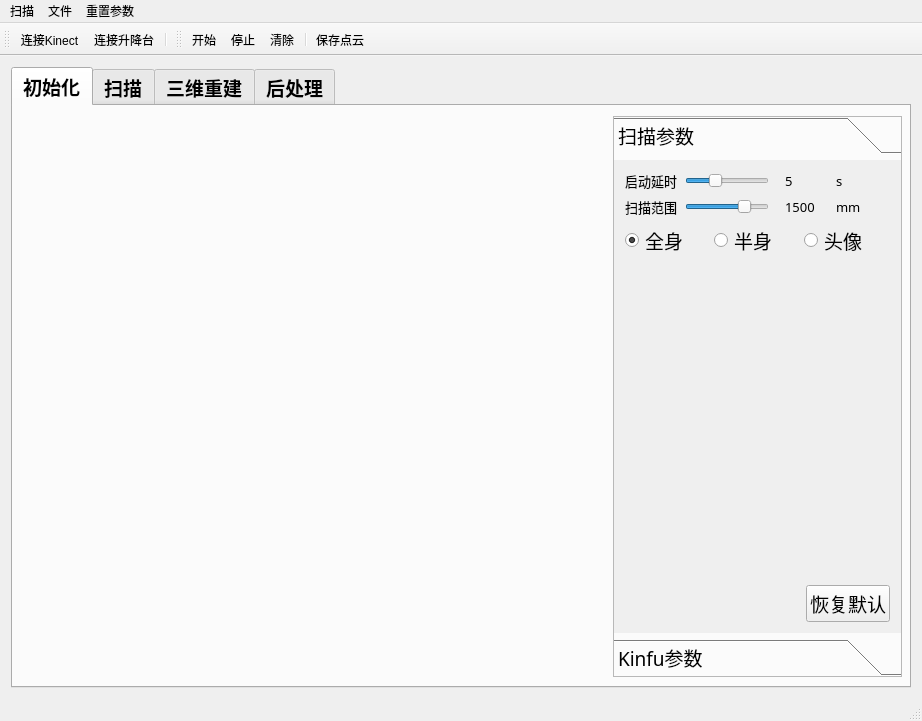
hanxiaomax/fusionscanner, file KFScanner/mainform.ui: the form before one commit.
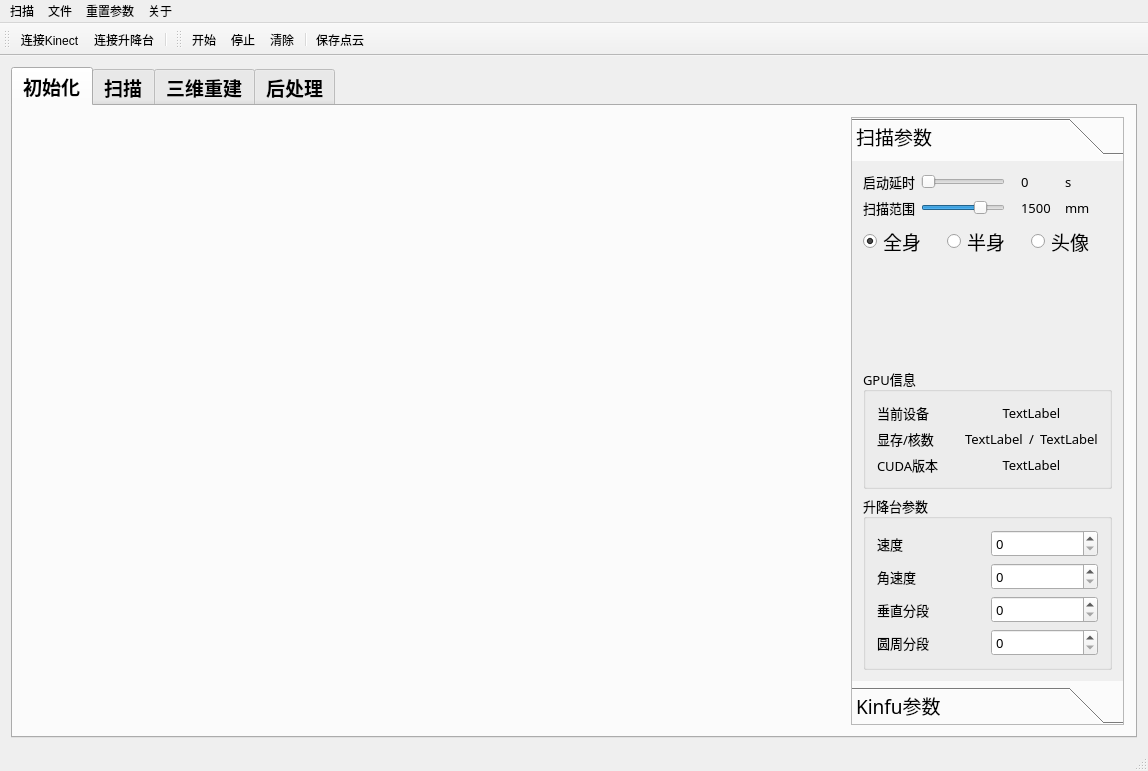
The form after the commit. The open tabs and pages were chosen to show the change. Icons and pictures are not drawn. Custom widgets are drawn as their Qt base class.

```diff
--- a/KFScanner/mainform.ui
+++ b/KFScanner/mainform.ui
@@ -6,16 +6,16 @@
    <rect>
     <x>0</x>
     <y>0</y>
-    <width>922</width>
-    <height>721</height>
+    <width>1148</width>
+    <height>771</height>
    </rect>
   </property>
   <property name="windowTitle">
    <string>mainform</string>
   </property>
   <widget class="QWidget" name="centralWidget">
-   <layout class="QGridLayout" name="gridLayout">
-    <item row="0" column="0">
+   <layout class="QHBoxLayout" name="horizontalLayout_9">
+    <item>
      <widget class="QTabWidget" name="mainTab">
       <property name="enabled">
        <bool>true</bool>
@@ -59,31 +59,9 @@
        <attribute name="title">
         <string>初始化</string>
        </attribute>
-       <widget class="glViewer" name="init_viewer" native="true">
-        <property name="geometry">
-         <rect>
-          <x>10</x>
-          <y>10</y>
-          <width>581</width>
-          <height>557</height>
-         </rect>
-        </property>
-        <property name="sizePolicy">
-         <sizepolicy hsizetype="Preferred" vsizetype="Preferred">
-          <horstretch>2</horstretch>
-          <verstretch>0</verstretch>
-         </sizepolicy>
-        </property>
-       </widget>
+       <layout class="QGridLayout" name="gridLayout_15" columnstretch="3,1">
+        <item row="0" column="1">
        <widget class="QToolBox" name="init_toolbox">
-        <property name="geometry">
-         <rect>
-          <x>600</x>
-          <y>10</y>
-          <width>289</width>
-          <height>561</height>
-         </rect>
-        </property>
         <property name="font">
          <font>
           <family>微软雅黑</family>
@@ -109,15 +87,13 @@
           <rect>
            <x>0</x>
            <y>0</y>
-           <width>211</width>
-           <height>174</height>
+             <width>273</width>
+             <height>529</height>
           </rect>
          </property>
          <attribute name="label">
           <string>扫描参数</string>
          </attribute>
-         <layout class="QGridLayout" name="gridLayout_2">
-          <item row="0" column="0">
            <layout class="QVBoxLayout" name="verticalLayout">
             <item>
              <layout class="QVBoxLayout" name="verticalLayout_5">
@@ -158,7 +134,7 @@
                    <number>5</number>
                   </property>
                   <property name="value">
-                   <number>5</number>
+                   <number>0</number>
                   </property>
                   <property name="orientation">
                    <enum>Qt::Horizontal</enum>
@@ -173,7 +149,7 @@
                    </font>
                   </property>
                   <property name="text">
-                   <string>5</string>
+                   <string>0</string>
                   </property>
                   <property name="margin">
                    <number>5</number>
@@ -310,37 +286,154 @@
               </property>
               <property name="sizeHint" stdset="0">
                <size>
-                <width>14</width>
-                <height>268</height>
+                <width>20</width>
+                <height>40</height>
                </size>
               </property>
              </spacer>
             </item>
             <item>
-             <layout class="QHBoxLayout" name="horizontalLayout_8">
+             <widget class="QGroupBox" name="groupBox_7">
+              <property name="font">
+               <font>
+                <pointsize>10</pointsize>
+               </font>
+              </property>
+              <property name="title">
+               <string>GPU信息</string>
+              </property>
+              <layout class="QGridLayout" name="gridLayout_16">
+               <item row="0" column="0">
+                <widget class="QLabel" name="label_29">
+                 <property name="text">
+                  <string>当前设备</string>
+                 </property>
+                </widget>
+               </item>
+               <item row="0" column="1">
+                <widget class="QLabel" name="device_info">
+                 <property name="text">
+                  <string>TextLabel</string>
+                 </property>
+                 <property name="alignment">
+                  <set>Qt::AlignCenter</set>
+                 </property>
+                </widget>
+               </item>
+               <item row="1" column="0">
+                <widget class="QLabel" name="label_31">
+                 <property name="text">
+                  <string>显存/核数</string>
+                 </property>
+                </widget>
+               </item>
+               <item row="1" column="1">
+                <layout class="QHBoxLayout" name="horizontalLayout_10">
               <item>
-               <spacer name="horizontalSpacer">
-                <property name="orientation">
-                 <enum>Qt::Horizontal</enum>
-                </property>
-                <property name="sizeHint" stdset="0">
-                 <size>
-                  <width>40</width>
-                  <height>20</height>
-                 </size>
-                </property>
-               </spacer>
+                  <widget class="QLabel" name="ram_info">
+                   <property name="text">
+                    <string>TextLabel</string>
+                   </property>
+                   <property name="alignment">
+                    <set>Qt::AlignCenter</set>
+                   </property>
+                  </widget>
               </item>
               <item>
-               <widget class="QPushButton" name="defaultBtn">
+                  <widget class="QLabel" name="label_35">
                 <property name="text">
-                 <string>恢复默认</string>
-                </property>
-               </widget>
-              </item>
-             </layout>
-            </item>
-           </layout>
+                    <string>/</string>
+                   </property>
+                   <property name="alignment">
+                    <set>Qt::AlignCenter</set>
+                   </property>
+                  </widget>
+                 </item>
+                 <item>
+                  <widget class="QLabel" name="core_info">
+                   <property name="text">
+                    <string>TextLabel</string>
+                   </property>
+                   <property name="alignment">
+                    <set>Qt::AlignCenter</set>
+                   </property>
+                  </widget>
+                 </item>
+                </layout>
+               </item>
+               <item row="2" column="0">
+                <widget class="QLabel" name="label_33">
+                 <property name="text">
+                  <string>CUDA版本</string>
+                 </property>
+                </widget>
+               </item>
+               <item row="2" column="1">
+                <widget class="QLabel" name="driver_info">
+                 <property name="text">
+                  <string>TextLabel</string>
+                 </property>
+                 <property name="alignment">
+                  <set>Qt::AlignCenter</set>
+                 </property>
+                </widget>
+               </item>
+              </layout>
+             </widget>
+            </item>
+            <item>
+             <widget class="QGroupBox" name="groupBox_5">
+              <property name="font">
+               <font>
+                <pointsize>10</pointsize>
+               </font>
+              </property>
+              <property name="title">
+               <string>升降台参数</string>
+              </property>
+              <layout class="QGridLayout" name="gridLayout_2">
+               <item row="1" column="0">
+                <widget class="QLabel" name="label_10">
+                 <property name="text">
+                  <string>角速度</string>
+                 </property>
+                </widget>
+               </item>
+               <item row="3" column="1">
+                <widget class="QSpinBox" name="R_segment_sb"/>
+               </item>
+               <item row="1" column="1">
+                <widget class="QSpinBox" name="a_speed_sb"/>
+               </item>
+               <item row="0" column="1">
+                <widget class="QSpinBox" name="speed_sb"/>
+               </item>
+               <item row="2" column="0">
+                <widget class="QLabel" name="label_11">
+                 <property name="text">
+                  <string>垂直分段</string>
+                 </property>
+                </widget>
+               </item>
+               <item row="2" column="1">
+                <widget class="QSpinBox" name="segment_sb"/>
+               </item>
+               <item row="3" column="0">
+                <widget class="QLabel" name="label_20">
+                 <property name="text">
+                  <string>圆周分段</string>
+                 </property>
+                </widget>
+               </item>
+               <item row="0" column="0">
+                <widget class="QLabel" name="label_9">
+                 <property name="text">
+                  <string>速度</string>
+                 </property>
+                </widget>
+               </item>
+              </layout>
+             </widget>
           </item>
          </layout>
         </widget>
@@ -1055,6 +1148,18 @@
          </layout>
         </widget>
        </widget>
+        </item>
+        <item row="0" column="0">
+         <widget class="glViewer" name="init_viewer" native="true">
+          <property name="sizePolicy">
+           <sizepolicy hsizetype="Preferred" vsizetype="Preferred">
+            <horstretch>2</horstretch>
+            <verstretch>0</verstretch>
+           </sizepolicy>
+          </property>
+         </widget>
+        </item>
+       </layout>
       </widget>
       <widget class="QWidget" name="scan">
        <attribute name="title">
@@ -1116,7 +1221,72 @@
             <item>
              <widget class="QGroupBox" name="groupBox">
               <property name="title">
-               <string>控制台输出</string>
+               <string>状态</string>
+              </property>
+              <widget class="QWidget" name="layoutWidget">
+               <property name="geometry">
+                <rect>
+                 <x>10</x>
+                 <y>36</y>
+                 <width>251</width>
+                 <height>31</height>
+                </rect>
+               </property>
+               <layout class="QHBoxLayout" name="horizontalLayout_8">
+                <item>
+                 <widget class="QLabel" name="label_22">
+                  <property name="font">
+                   <font>
+                    <weight>50</weight>
+                    <bold>false</bold>
+                   </font>
+                  </property>
+                  <property name="text">
+                   <string>FPS</string>
+                  </property>
+                 </widget>
+                </item>
+                <item>
+                 <spacer name="horizontalSpacer">
+                  <property name="orientation">
+                   <enum>Qt::Horizontal</enum>
+                  </property>
+                  <property name="sizeHint" stdset="0">
+                   <size>
+                    <width>40</width>
+                    <height>20</height>
+                   </size>
+                  </property>
+                 </spacer>
+                </item>
+                <item>
+                 <widget class="QLabel" name="fps">
+                  <property name="font">
+                   <font>
+                    <weight>50</weight>
+                    <bold>false</bold>
+                   </font>
+                  </property>
+                  <property name="text">
+                   <string>TextLabel</string>
+                  </property>
+                 </widget>
+                </item>
+               </layout>
+              </widget>
+             </widget>
+            </item>
+            <item>
+             <widget class="QGroupBox" name="groupBox_6">
+              <property name="font">
+               <font>
+                <pointsize>10</pointsize>
+                <weight>50</weight>
+                <bold>false</bold>
+               </font>
+              </property>
+              <property name="title">
+               <string>升降台参数及状态</string>
               </property>
               <layout class="QGridLayout" name="gridLayout_4">
                <item row="0" column="0">
@@ -1368,7 +1538,7 @@
     <rect>
      <x>0</x>
      <y>0</y>
-     <width>922</width>
+     <width>1148</width>
      <height>23</height>
     </rect>
    </property>
@@ -1391,10 +1561,19 @@
      <string>重置参数</string>
     </property>
     <addaction name="action_ResetKinFuParams"/>
+    <addaction name="action_ResetScanParams"/>
+   </widget>
+   <widget class="QMenu" name="menu_4">
+    <property name="title">
+     <string>关于</string>
+    </property>
+    <addaction name="action"/>
+    <addaction name="actionKinect"/>
    </widget>
    <addaction name="menu_2"/>
    <addaction name="menu"/>
    <addaction name="menu_3"/>
+   <addaction name="menu_4"/>
   </widget>
   <widget class="QToolBar" name="mainToolBar">
    <property name="sizePolicy">
```
Left out of the diff: 138 changed lines with no effect on the pictures. Lines whose indentation alone changed are shown as unchanged.
